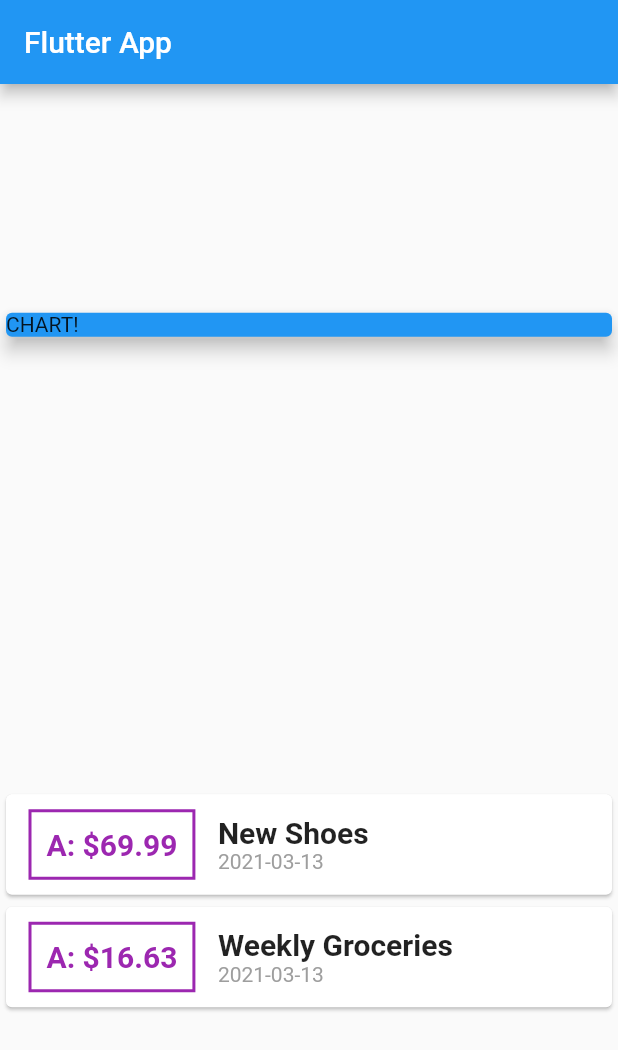
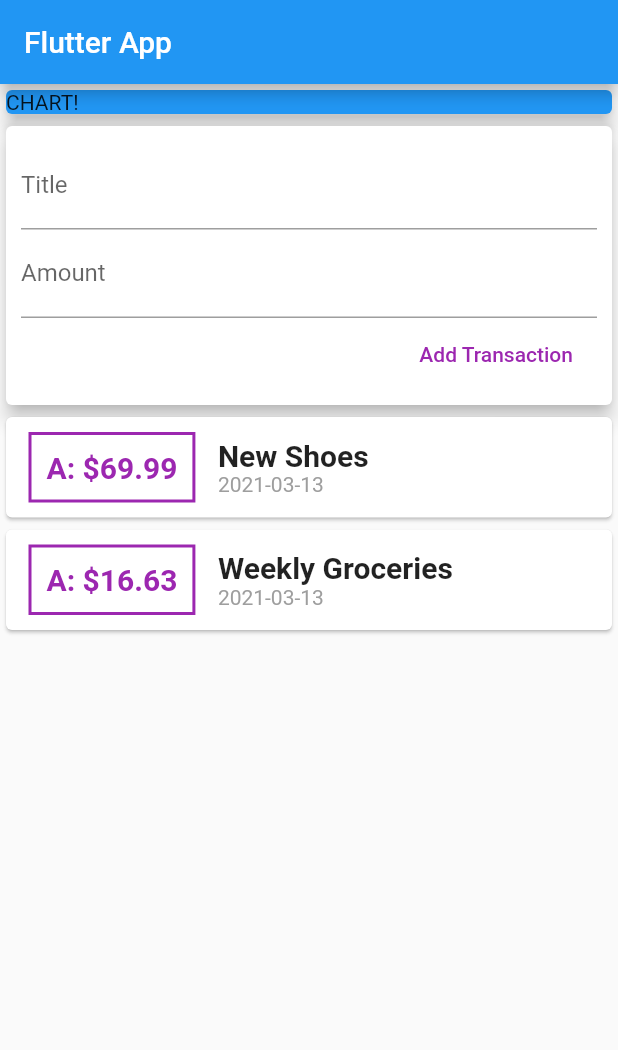
Before and after one commit to joyzo14/FlutterPlanApp, a Flutter app: the screen it shows after launch, on a phone screen of 412 x 824 dp. Shown: the top 1050 px of the screen. Run offline on Flutter 3.47's test engine with Material 2 defaults, Android fonts, the phone set to English and light mode, and no system bars.

Commit message:
082 Adding Text Input Widgets (TextField)

```diff
--- a/lib/main.dart
+++ b/lib/main.dart
@@ -37,7 +37,7 @@ class MyHomePage extends StatelessWidget {
         title: Text('Flutter App'),
       ),
       body: Column(
-        mainAxisAlignment: MainAxisAlignment.spaceAround,
+        //mainAxisAlignment: MainAxisAlignment.start,
         crossAxisAlignment: CrossAxisAlignment.stretch,
         children: [
         Container(
@@ -46,6 +46,32 @@ class MyHomePage extends StatelessWidget {
             color: Colors.blue,
             child: Text('CHART!'),
             elevation: 5,
+          ),
+        ),
+        Card(
+          elevation: 5,
+          child: Container(
+            padding: EdgeInsets.all(10),
+            child: Column(
+              crossAxisAlignment: CrossAxisAlignment.end,
+              children: [
+                TextField(
+                  decoration: InputDecoration(
+                      labelText: 'Title',
+                  ),
+                ),
+                TextField(
+                  decoration: InputDecoration(
+                      labelText: 'Amount',
+                  ),
+                ),
+                FlatButton(
+                    child: Text('Add Transaction'),
+                  onPressed: (){},
+                  textColor: Colors.purple,
+                )
+              ],
+            ),
           ),
         ),
         Column(children: transactions.map((tx) {
```
